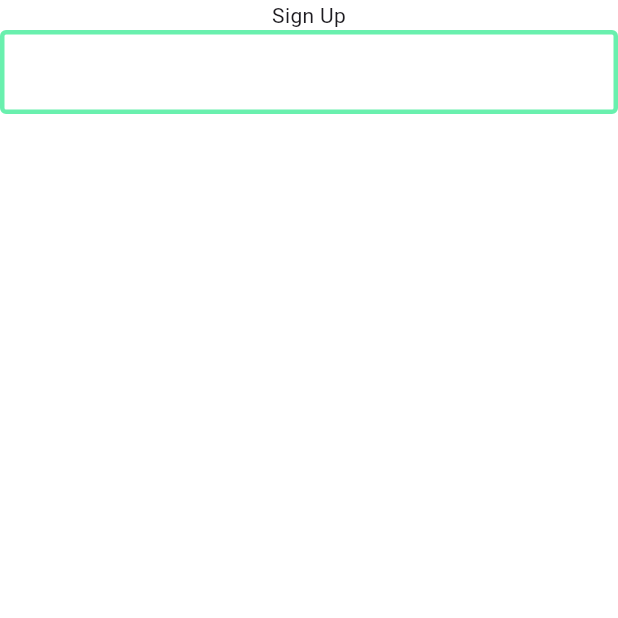
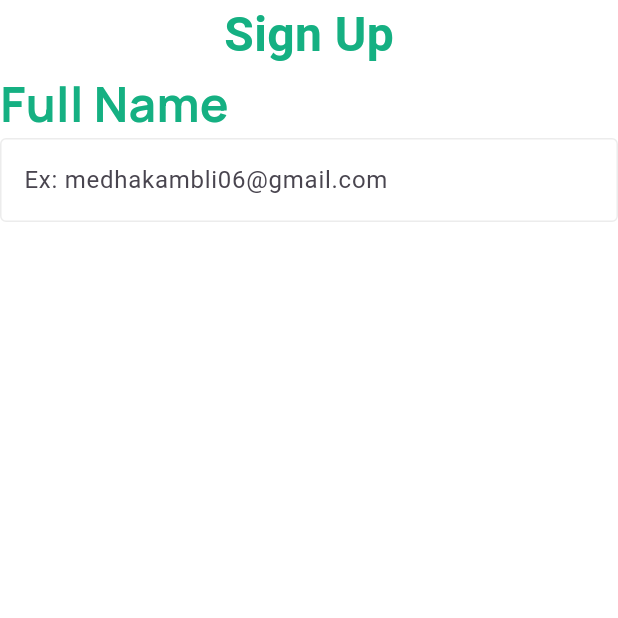
Before and after one commit to ChinmayJavalagi/MediReach, a Flutter app: the SignUpScreen screen opened directly, on a phone screen of 412 x 824 dp, the top half of it. Run offline on Flutter 3.47's test engine with Material 2 defaults, Android fonts, the phone set to English and light mode, and no system bars; our stand-ins replace google_fonts.

Commit message:
Text field

```diff
--- a/lib/components/text_field.dart
+++ b/lib/components/text_field.dart
@@ -1,12 +1,38 @@
 import 'package:flutter/cupertino.dart';
+import 'package:flutter/material.dart';
+import 'package:google_fonts/google_fonts.dart';
+import 'package:medireach/utils/constants.dart';
 
-// class TextField extends StatelessWidget {
-//   const TextField({Key? key}) : super(key: key);
-//
-//   @override
-//   Widget build(BuildContext context) {
-//     return TextField(
-//
-//     );
-//   }
-// }
+import '../utils/pallete.dart';
+
+class TextFieldForm extends StatelessWidget {
+  TextFieldForm({required this.fieldname,required this.hint});
+
+  final String fieldname;
+  final String hint;
+
+  @override
+  Widget build(BuildContext context) {
+    return Column(
+      crossAxisAlignment: CrossAxisAlignment.start,
+      children: [
+        Text(fieldname,style: GoogleFonts.manrope(
+          textStyle: kHeaderTextStyle
+        ),),
+        TextField(
+          textAlign: TextAlign.left,
+          decoration: InputDecoration(
+            hintText: hint,
+            border: OutlineInputBorder(
+                borderSide: BorderSide(width: 1, color: Pallete.grayColor)),
+            enabledBorder: OutlineInputBorder(
+                borderSide: BorderSide(width: 1, color: Pallete.grayColor)),
+            focusedBorder: OutlineInputBorder(
+              borderSide: BorderSide(color: Pallete.grayColor, width: 1.0),
+            ),
+          ),
+        )
+      ],
+    );
+  }
+}
--- a/lib/main.dart
+++ b/lib/main.dart
@@ -1,5 +1,6 @@
 import 'package:flutter/material.dart';
 import 'package:medireach/screens/login_screen.dart';
+import 'package:medireach/screens/signup_screen.dart';
 import 'package:medireach/screens/splash_screen.dart';
 import 'package:medireach/utils/pallete.dart';
 
@@ -22,7 +23,7 @@ class MyApp extends StatelessWidget {
             backgroundColor: Pallete.whiteColor,
           )
       ),
-      home: const LoginScreen(),
+      home: const SignUpScreen(),
     );
   }
 }
--- a/lib/screens/signup_screen.dart
+++ b/lib/screens/signup_screen.dart
@@ -2,8 +2,8 @@ import 'package:flutter/cupertino.dart';
 import 'package:flutter/material.dart';
 import 'package:google_fonts/google_fonts.dart';
 import 'package:medireach/utils/pallete.dart';
-
 import '../components/text_field.dart';
+import '../utils/constants.dart';
 
 class SignUpScreen extends StatefulWidget {
   const SignUpScreen({Key? key}) : super(key: key);
@@ -16,19 +16,16 @@ class _SignUpScreenState extends State<SignUpScreen> {
   @override
   Widget build(BuildContext context) {
     return SafeArea(
-      child: Column(
-        children: [
-          Text('Sign Up'),
-          TextField(
-            decoration: InputDecoration(
-              enabledBorder: OutlineInputBorder(
-                borderSide:
-                  BorderSide(width: 3, color: Colors.greenAccent),
-              )
+      child: Scaffold(
+        body: Column(
+          children: [
+            Text(
+              'Sign Up',
+              style: kHeaderTextStyle,
             ),
-          )
-
-        ],
+            TextFieldForm(fieldname: 'Full Name', hint: 'Ex: medhakambli06@gmail.com'),
+          ],
+        ),
       ),
     );
   }
--- a/lib/utils/constants.dart
+++ b/lib/utils/constants.dart
@@ -1,4 +1,3 @@
-
 import 'package:flutter/material.dart';
 import 'pallete.dart';
 
--- a/lib/utils/pallete.dart
+++ b/lib/utils/pallete.dart
@@ -2,7 +2,7 @@ import 'package:flutter/material.dart';
 
 class Pallete {
   static const Color primaryThemeColor = Color(0xff15b082);
-  static const Color grayColor = Color(0xff909090);
+  static const Color grayColor = Color(0xffececec);
   static const Color lightGrayColor = Color(0xffeeeeee);
   static const Color blackColor = Colors.black;
   static const Color whiteColor = Colors.white;
```
